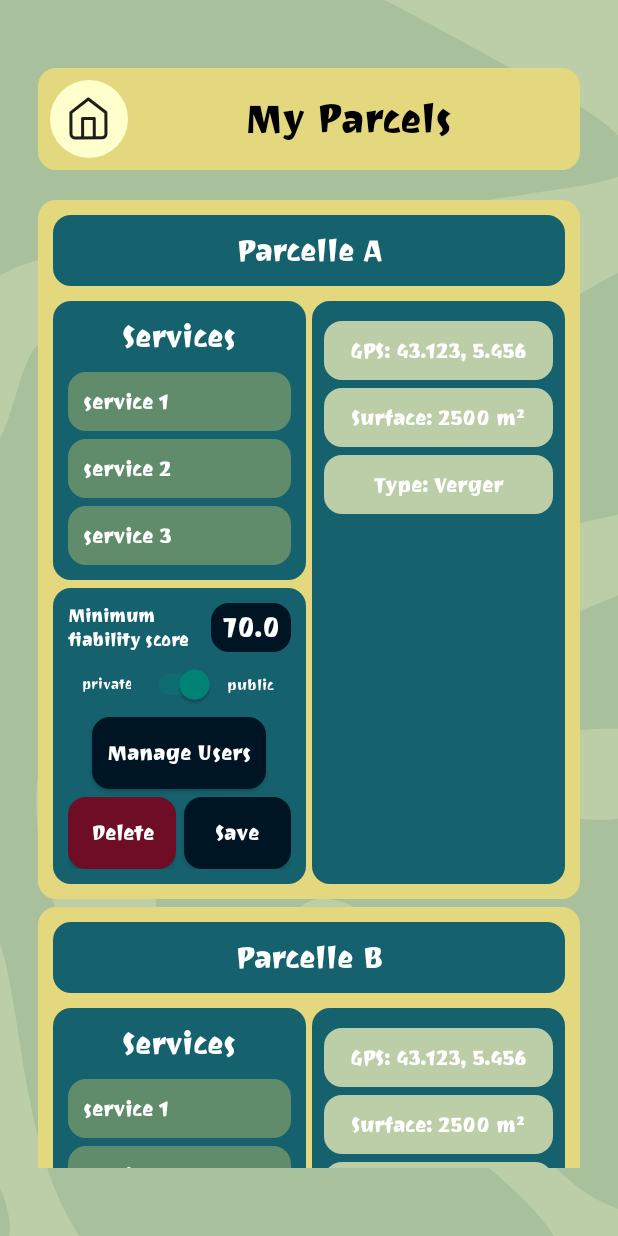
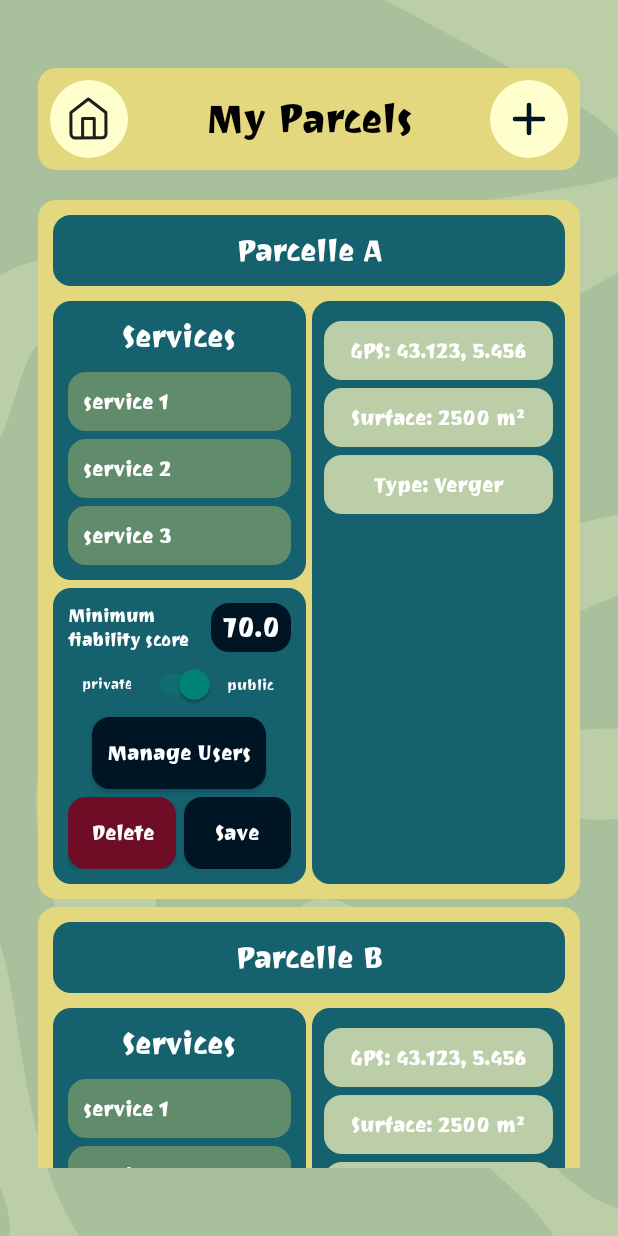
Before and after one commit to DrHurel/EcoPlant, an Android app built with Jetpack Compose: the ParcelsActivity screen opened directly, with no data from a screen before it, on a phone screen of 412 x 824 dp. Run offline under Robolectric (Android 15) with nearby library versions, the phone set to English and light mode, and no system bars; 3 statements that could not run were skipped.

Commit message:
add create parcel button

```diff
--- /dev/null
+++ b/app/src/main/res/drawable/plus.xml
@@ -0,0 +1,13 @@
+<vector xmlns:android="http://schemas.android.com/apk/res/android"
+    android:width="32dp"
+    android:height="32dp"
+    android:viewportWidth="42"
+    android:viewportHeight="42">
+  <path
+      android:pathData="M21,8.75V33.25M8.75,21H33.25"
+      android:strokeLineJoin="round"
+      android:strokeWidth="4"
+      android:fillColor="#00000000"
+      android:strokeColor="#001524"
+      android:strokeLineCap="round"/>
+</vector>
--- a/app/src/main/res/layout/parcels_page.xml
+++ b/app/src/main/res/layout/parcels_page.xml
@@ -33,7 +33,6 @@
             android:gravity="center_vertical"
             android:padding="8dp">
 
-            <!-- ImageButton à gauche -->
             <ImageButton
                 android:layout_width="wrap_content"
                 android:layout_height="wrap_content"
@@ -63,6 +62,18 @@
                 android:layout_width="0dp"
                 android:layout_height="0dp"
                 android:layout_weight="1" />
+
+            <ImageButton
+                android:layout_width="wrap_content"
+                android:layout_height="wrap_content"
+                android:id="@+id/add_parcel_button"
+                android:src="@drawable/plus"
+                android:background="@drawable/round"
+                android:backgroundTint="@color/light_cream"
+                android:contentDescription="@string/create_a_new_parcel"
+                android:importantForAccessibility="yes" />
+
+
         </LinearLayout>
 
         <androidx.recyclerview.widget.RecyclerView
--- a/app/src/main/res/values/strings.xml
+++ b/app/src/main/res/values/strings.xml
@@ -47,5 +47,6 @@
     <string name="email">Email</string>
     <string name="password">Password</string>
     <string name="confirm_password">Confirm password</string>
-    <string name="login">Login</string> <!-- Should be replace with a real value store in a secret  -->
+    <string name="login">Login</string>
+    <string name="create_a_new_parcel">Create a new parcel</string> <!-- Should be replace with a real value store in a secret  -->
 </resources>
```
